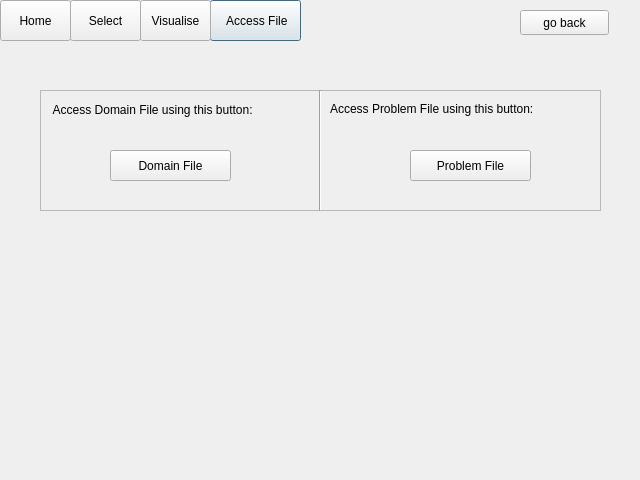
The window that access.ui (ariannabettin/FYPArianna) describes before a commit, drawn with Qt 5.
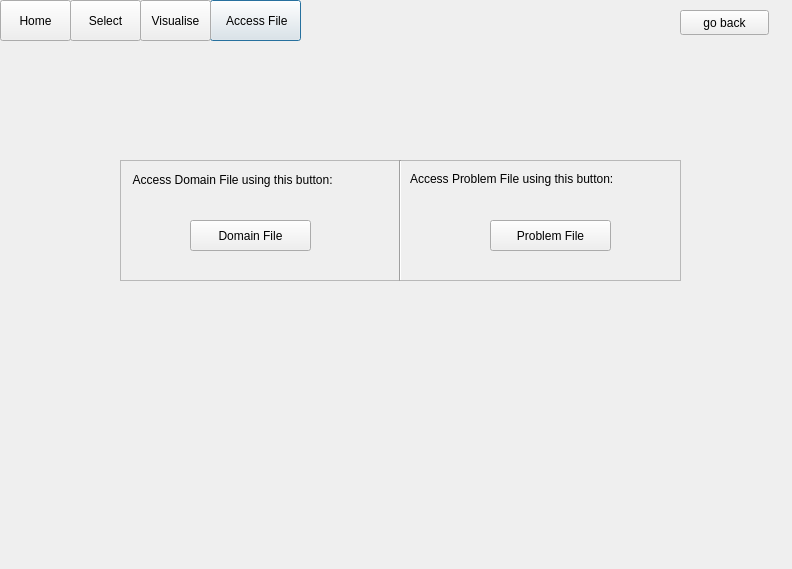
The same window after the commit.

What changed in the file:
```diff
--- a/access.ui
+++ b/access.ui
@@ -6,8 +6,8 @@
    <rect>
     <x>0</x>
     <y>0</y>
-    <width>640</width>
-    <height>480</height>
+    <width>792</width>
+    <height>569</height>
    </rect>
   </property>
   <property name="windowTitle">
@@ -71,8 +71,8 @@
   <widget class="QFrame" name="frame">
    <property name="geometry">
     <rect>
-     <x>40</x>
-     <y>90</y>
+     <x>120</x>
+     <y>160</y>
      <width>561</width>
      <height>121</height>
     </rect>
@@ -158,7 +158,7 @@
   <widget class="QPushButton" name="backButton">
    <property name="geometry">
     <rect>
-     <x>520</x>
+     <x>680</x>
      <y>10</y>
      <width>89</width>
      <height>25</height>
```
